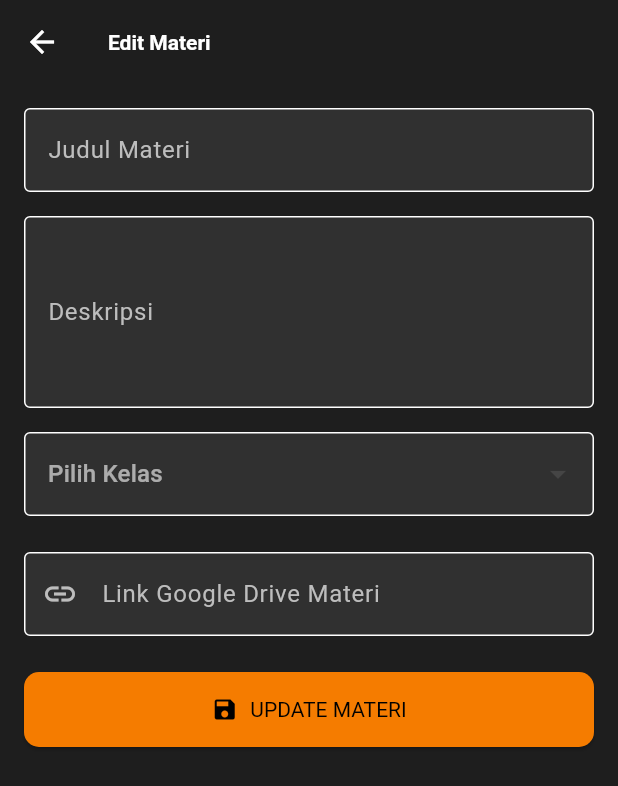
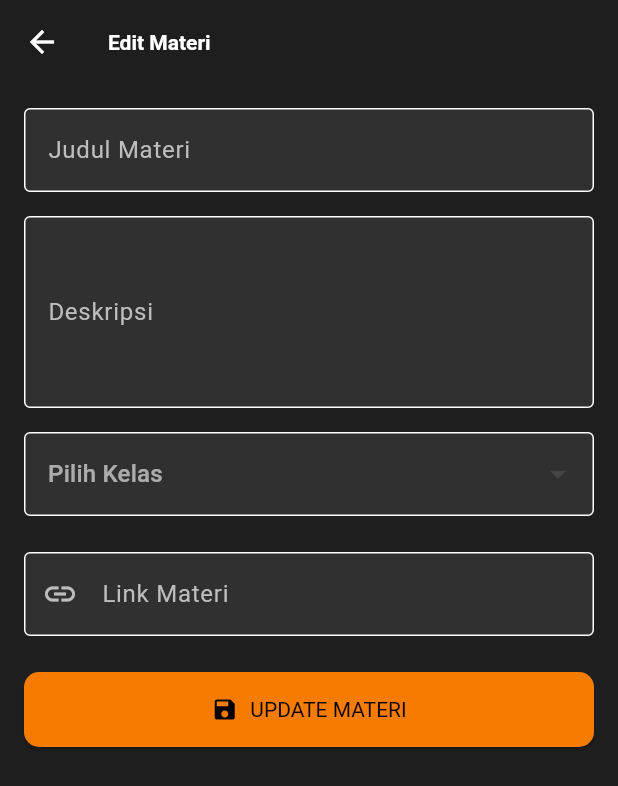
Before and after one commit to XEONONE/aplikasi_e_learning_smk, a Flutter app: the EditMateriScreen screen opened directly with empty values, on a phone screen of 412 x 824 dp. Shown: the top 786 px of the screen. Run offline on Flutter 3.47's test engine with Material 3 defaults, Android fonts, the phone set to English and light mode, and no system bars; our stand-ins replace cloud_firestore, firebase_auth, firebase_core, firebase_messaging, shared_preferences; accounts and stored records are empty.

Commit message:
aplikasi_e_learning_smk

```diff
--- a/lib/screens/edit_materi_screen.dart
+++ b/lib/screens/edit_materi_screen.dart
@@ -159,7 +159,7 @@ class _EditMateriScreenState extends State<EditMateriScreen> {
               TextFormField(
                 controller: _linkController,
                 decoration: const InputDecoration(
-                  labelText: 'Link Google Drive Materi',
+                  labelText: 'Link Materi',
                   border: OutlineInputBorder(),
                   prefixIcon: Icon(Icons.link),
                 ),
```
Also changed, not shown: 6 other files.
